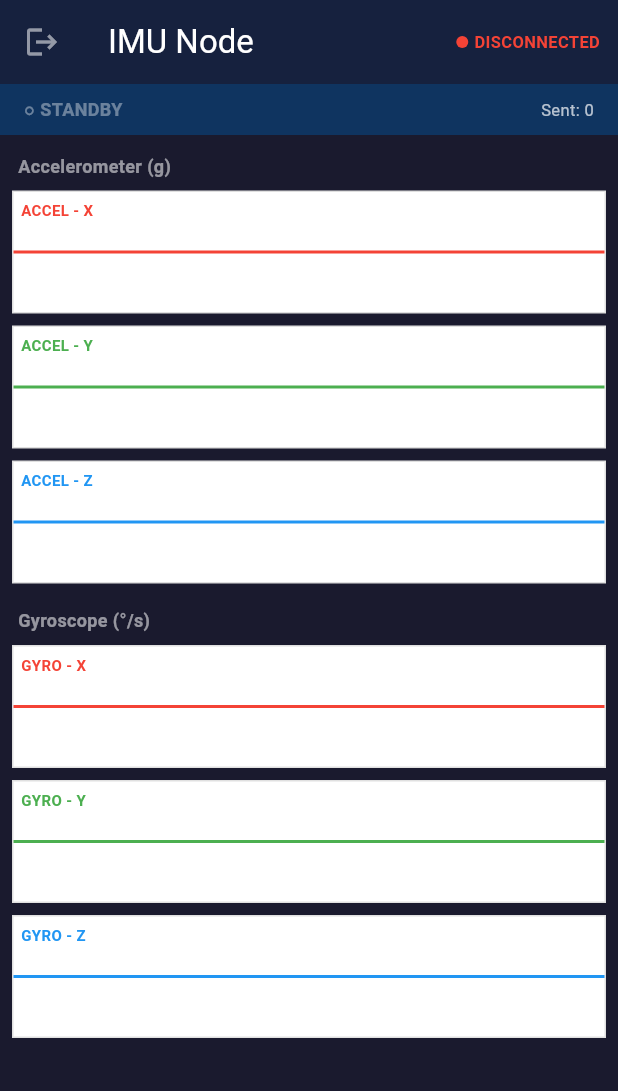
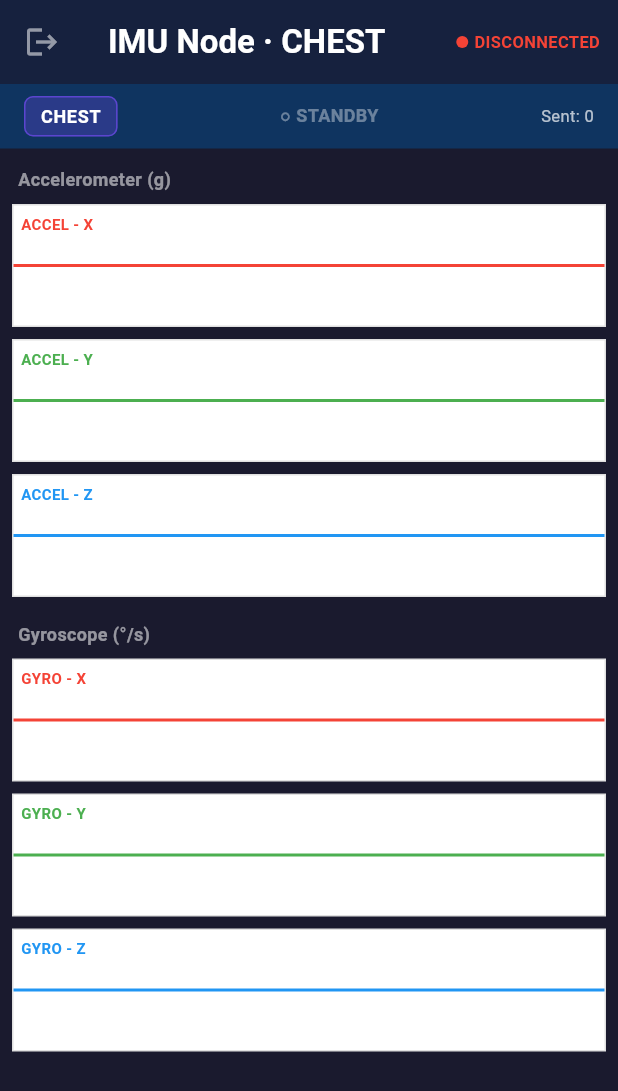
Before and after one commit to gibranlynardi/data-collector-IMU-mobile, a Flutter app: the DashboardScreen screen opened directly, on a phone screen of 412 x 824 dp. Shown: the top 1091 px of the screen. Run offline on Flutter 3.47's test engine with Material 3 defaults, Android fonts, the phone set to English and light mode, and no system bars; our stand-ins replace battery_plus, csv, flutter_bluetooth_serial, permission_handler, sensors_plus, shared_preferences; missing offline and left inert: flutter_foreground_task; accounts and stored records are empty.

Commit message:
feat(ui): show device role on recording screen (AppBar + status bar chip)
websocket_client.dart: expose String get deviceRole => _deviceRole so
callers can read the role that was registered with the backend without
accessing the private field.

dashboard_screen.dart: three additions —
1. AppBar title changed from static 'IMU Node' to
   'IMU Node · <ROLE>' using the getter, so the role is always visible.
2. _DashboardScreenState gains a _deviceRole field initialised from
   WebSocketClient().deviceRole at build time.
3. _StatusBar gains a required String role field; a purple chip renders
   role.toUpperCase() as the first child of the status bar Row, visible
   before, during, and after recording. The chip sits left of the
   recording-state column so spaceBetween keeps the layout balanced.

```diff
--- a/mobile_node/lib/screens/dashboard_screen.dart
+++ b/mobile_node/lib/screens/dashboard_screen.dart
@@ -24,6 +24,7 @@ class _DashboardScreenState extends State<DashboardScreen> {
   int _packetsBuffered = 0;
   String? _sessionId;
   int _activeLabel = 0;
+  String _deviceRole = WebSocketClient().deviceRole;
 
   @override
   void initState() {
@@ -79,7 +80,10 @@ class _DashboardScreenState extends State<DashboardScreen> {
       backgroundColor: const Color(0xFF1A1A2E),
       appBar: AppBar(
         backgroundColor: _isRecording ? Colors.red.shade900 : const Color(0xFF16213E),
-        title: const Text('IMU Node', style: TextStyle(color: Colors.white)),
+        title: Text(
+          'IMU Node · ${WebSocketClient().deviceRole.toUpperCase()}',
+          style: const TextStyle(color: Colors.white, fontWeight: FontWeight.bold),
+        ),
         actions: [
           _WsStatusDot(_wsState),
           const SizedBox(width: 12),
@@ -93,6 +97,7 @@ class _DashboardScreenState extends State<DashboardScreen> {
       body: Column(
         children: [
           _StatusBar(
+            role: _deviceRole,
             isRecording: _isRecording,
             sessionId: _sessionId,
             sent: _packetsSent,
@@ -198,6 +203,7 @@ class _WsStatusDot extends StatelessWidget {
 }
 
 class _StatusBar extends StatelessWidget {
+  final String role;
   final bool isRecording;
   final String? sessionId;
   final int sent;
@@ -205,6 +211,7 @@ class _StatusBar extends StatelessWidget {
   final int activeLabel;
 
   const _StatusBar({
+    required this.role,
     required this.isRecording,
     required this.sessionId,
     required this.sent,
@@ -220,6 +227,22 @@ class _StatusBar extends StatelessWidget {
       child: Row(
         mainAxisAlignment: MainAxisAlignment.spaceBetween,
         children: [
+          Container(
+            padding: const EdgeInsets.symmetric(horizontal: 10, vertical: 4),
+            decoration: BoxDecoration(
+              color: Colors.deepPurpleAccent.withOpacity(0.25),
+              borderRadius: BorderRadius.circular(6),
+              border: Border.all(color: Colors.deepPurpleAccent.withOpacity(0.6)),
+            ),
+            child: Text(
+              role.toUpperCase(),
+              style: const TextStyle(
+                  color: Colors.white,
+                  fontSize: 12,
+                  fontWeight: FontWeight.bold,
+                  letterSpacing: 0.5),
+            ),
+          ),
           Column(
             crossAxisAlignment: CrossAxisAlignment.start,
             children: [
--- a/mobile_node/lib/services/websocket_client.dart
+++ b/mobile_node/lib/services/websocket_client.dart
@@ -55,6 +55,7 @@ class WebSocketClient {
   int get packetsSent => _packetsSent;
   int get packetsBuffered => _packetsBuffered;
   String? get activeSessionId => _activeSessionId;
+  String get deviceRole => _deviceRole;
 
   // ── Connect ──────────────────────────────────────────────────────────────
 
```
